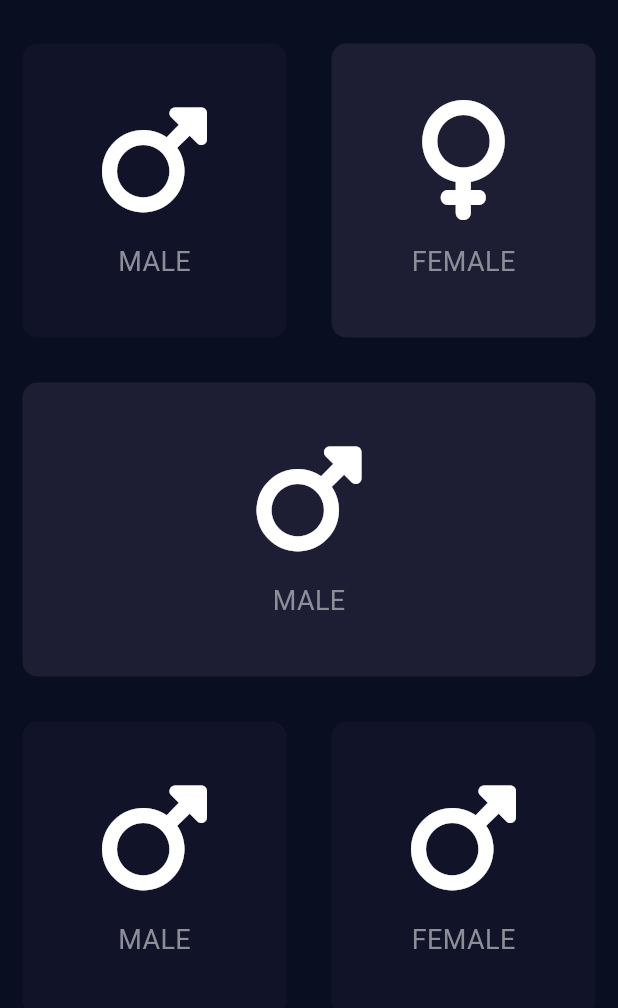
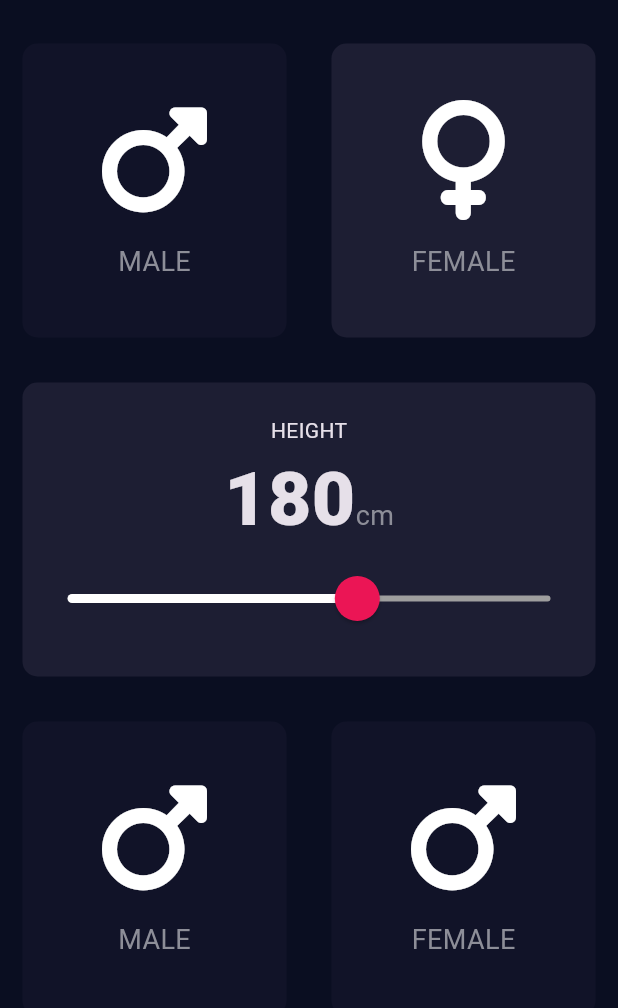
Before and after one commit to sakthi811/flutter-bmi-calculator, a Flutter app: the screen it shows after launch, after a tap on "FEMALE", on a phone screen of 412 x 824 dp, the part 63-1071 px from its top. Run offline on Flutter 3.47's test engine with Material 3 defaults, Android fonts, the phone set to English and light mode, and no system bars; our stand-ins replace font_awesome_flutter.

```diff
--- a/lib/bmi_card_content.dart
+++ b/lib/bmi_card_content.dart
@@ -1,11 +1,8 @@
 import 'package:flutter/material.dart';
+import 'constants.dart';
 
-const bmiCardContentColor = Color(0xff8d8e98);
-const TextStyle textStyle =
-    TextStyle(fontSize: 18.0, color: bmiCardContentColor);
-
-class BMICardContent extends StatelessWidget {
-  BMICardContent({required this.iconData, required this.iconLabel});
+class GenderCardContent extends StatelessWidget {
+  GenderCardContent({required this.iconData, required this.iconLabel});
 
   final IconData iconData;
   final String iconLabel;
@@ -25,7 +22,7 @@ class BMICardContent extends StatelessWidget {
           ),
           Text(
             iconLabel,
-            style: textStyle,
+            style: kLabelTextStyle,
           )
         ],
       ),
--- /dev/null
+++ b/lib/constants.dart
@@ -0,0 +1,13 @@
+import 'package:flutter/material.dart';
+
+const kBmiCardContentColor = Color(0xff8d8e98);
+
+const kBottomContainerHeight = 80.0;
+const kActiveCardColor = Color(0xff1d1e33);
+const kInactiveCardColor = Color(0xff111328);
+const kBmiButtonColor = Color(0xffeb1555);
+const kSliderOverlayColor = Color(0x30eb1555);
+const TextStyle kLabelTextStyle =
+    TextStyle(fontSize: 18.0, color: kBmiCardContentColor);
+const TextStyle kHeightLabelTextStyle =
+    TextStyle(fontSize: 50.0, fontWeight: FontWeight.w900);
--- a/lib/input_page.dart
+++ b/lib/input_page.dart
@@ -5,11 +5,7 @@ import 'package:font_awesome_flutter/font_awesome_flutter.dart';
 import 'bmi_card.dart';
 import 'bmi_card_content.dart';
 import 'bmi_row_widget.dart';
-
-const bottomContainerHeight = 80.0;
-const activeCardColor = Color(0xff1d1e33);
-const inactiveCardColor = Color(0xff111328);
-const bmiButtonColor = Color(0xffeb1555);
+import 'constants.dart';
 
 enum Gender { male, female }
 
@@ -21,9 +17,8 @@ class InputPage extends StatefulWidget {
 }
 
 class _InputPageState extends State<InputPage> {
-  Color maleCardColor = inactiveCardColor;
-  Color femaleCardColor = inactiveCardColor;
-
+  Gender selectedGender = Gender.male;
+  int height = 180;
   @override
   Widget build(BuildContext context) {
     return Scaffold(
@@ -31,50 +26,88 @@ class _InputPageState extends State<InputPage> {
           title: const Text('BMI Calculator'),
         ),
         body: Column(
+          crossAxisAlignment: CrossAxisAlignment.stretch,
           children: <Widget>[
             BMIRowWidget(
-              maleCardColour: maleCardColor,
-              femaleCardColour: femaleCardColor,
-              maleCardWidget: BMICardContent(
+              maleCardColour: selectedGender == Gender.male
+                  ? kActiveCardColor
+                  : kInactiveCardColor,
+              femaleCardColour: selectedGender == Gender.female
+                  ? kActiveCardColor
+                  : kInactiveCardColor,
+              maleCardWidget: GenderCardContent(
                 iconData: FontAwesomeIcons.mars,
                 iconLabel: 'MALE',
               ),
-              femaleCardWidget: BMICardContent(
+              femaleCardWidget: GenderCardContent(
                 iconData: FontAwesomeIcons.venus,
                 iconLabel: 'FEMALE',
               ),
               onMaleCardPressed: () {
                 setState(() {
-                  updateColour(Gender.male);
+                  selectedGender = Gender.male;
                 });
               },
               onFemaleCardPressed: () {
                 setState(() {
-                  updateColour(Gender.female);
+                  selectedGender = Gender.female;
                 });
               },
             ),
             Expanded(
-                child: GestureDetector(
-              onTap: () {
-                print('Center widget was pressed');
-              },
-              child: BMICard(
-                colour: activeCardColor,
-                cardChild: BMICardContent(
-                  iconData: FontAwesomeIcons.mars,
-                  iconLabel: 'MALE',
-                ),
+                child: BMICard(
+              colour: kActiveCardColor,
+              cardChild: Column(
+                mainAxisAlignment: MainAxisAlignment.center,
+                children: <Widget>[
+                  Text('HEIGHT'),
+                  Row(
+                    mainAxisAlignment: MainAxisAlignment.center,
+                    crossAxisAlignment: CrossAxisAlignment.baseline,
+                    textBaseline: TextBaseline.alphabetic,
+                    children: <Widget>[
+                      Text(
+                        height.toString(),
+                        style: kHeightLabelTextStyle,
+                      ),
+                      Text(
+                        'cm',
+                        style: kLabelTextStyle,
+                      )
+                    ],
+                  ),
+                  SliderTheme(
+                    data: SliderTheme.of(context).copyWith(
+                        activeTrackColor: Colors.white,
+                        inactiveTrackColor: Colors.grey,
+                        overlayColor: kSliderOverlayColor,
+                        thumbColor: kBmiButtonColor,
+                        thumbShape:
+                            RoundSliderThumbShape(enabledThumbRadius: 15.0),
+                        overlayShape:
+                            RoundSliderOverlayShape(overlayRadius: 30.0)),
+                    child: Slider(
+                      value: height.toDouble(),
+                      min: 120.0,
+                      max: 220.0,
+                      onChanged: (double newValue) {
+                        setState(() {
+                          height = newValue.round();
+                        });
+                      },
+                    ),
+                  )
+                ],
               ),
             )),
             BMIRowWidget(
-              maleCardColour: inactiveCardColor,
-              femaleCardColour: inactiveCardColor,
-              maleCardWidget: BMICardContent(
+              maleCardColour: kInactiveCardColor,
+              femaleCardColour: kInactiveCardColor,
+              maleCardWidget: GenderCardContent(
                 iconData: FontAwesomeIcons.mars,
                 iconLabel: 'MALE',
               ),
-              femaleCardWidget: BMICardContent(
+              femaleCardWidget: GenderCardContent(
                 iconData: FontAwesomeIcons.mars,
                 iconLabel: 'FEMALE',
               ),
@@ -82,27 +115,11 @@ class _InputPageState extends State<InputPage> {
               onFemaleCardPressed: () {},
             ),
             Container(
-                color: bmiButtonColor,
+                color: kBmiButtonColor,
                 margin: const EdgeInsets.only(top: 10.0),
                 width: double.infinity,
-                height: bottomContainerHeight)
+                height: kBottomContainerHeight)
           ],
         ));
   }
-
-  void updateColour(Gender gender) {
-    if (gender == Gender.male) {
-      if (maleCardColor == inactiveCardColor) {
-        maleCardColor = activeCardColor;
-      } else {
-        maleCardColor == inactiveCardColor;
-      }
-    } else if (gender == Gender.female) {
-      if (femaleCardColor == inactiveCardColor) {
-        femaleCardColor = activeCardColor;
-      } else {
-        femaleCardColor == inactiveCardColor;
-      }
-    }
-  }
 }
```
Also changed, not shown: 1 other file.
